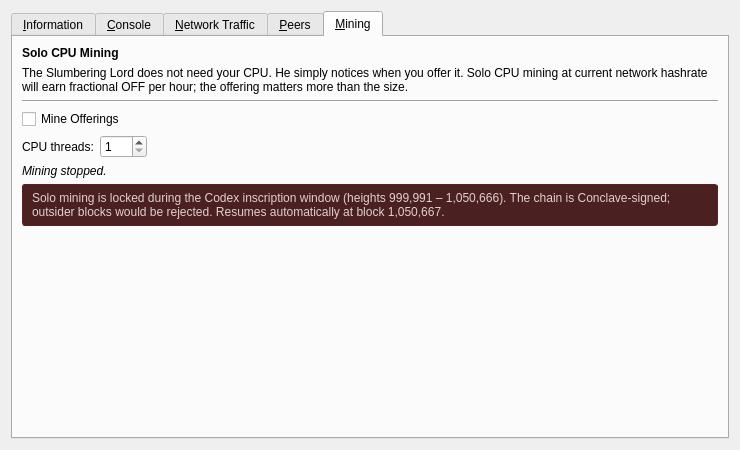
Before: the Qt Designer form src/qt/forms/rpcconsole.ui in dobbscoin/Offerings-to-Cthulhu, drawn with Qt 5.
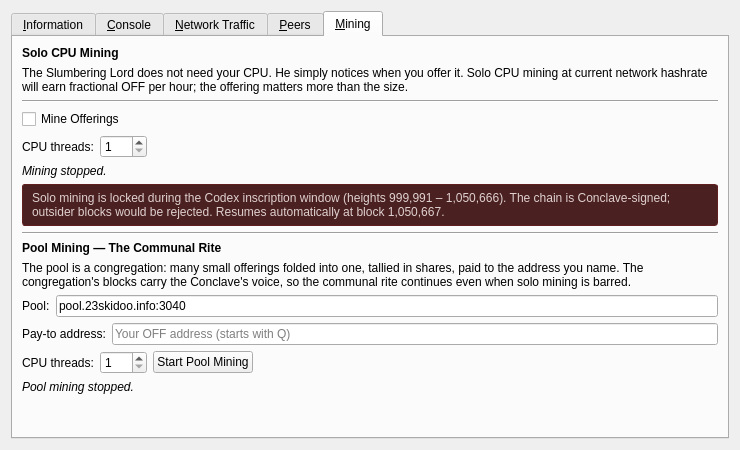
After: the same form once the commit is applied. The open tabs and pages were chosen to show the change. Icons and pictures are not drawn. Custom widgets are drawn as their Qt base class.

Commit message: qt: Mining tab pool mode — The Communal Rite (#8)

Patch:
```diff
--- a/src/qt/forms/rpcconsole.ui
+++ b/src/qt/forms/rpcconsole.ui
@@ -1119,6 +1119,137 @@
          </property>
         </widget>
        </item>
+       <item>
+        <widget class="Line" name="miningSep2">
+         <property name="orientation">
+          <enum>Qt::Horizontal</enum>
+         </property>
+        </widget>
+       </item>
+       <item>
+        <widget class="QLabel" name="poolMiningHeader">
+         <property name="font">
+          <font>
+           <weight>75</weight>
+           <bold>true</bold>
+          </font>
+         </property>
+         <property name="text">
+          <string>Pool Mining — The Communal Rite</string>
+         </property>
+        </widget>
+       </item>
+       <item>
+        <widget class="QLabel" name="poolMiningHelp">
+         <property name="text">
+          <string>The pool is a congregation: many small offerings folded into one, tallied in shares, paid to the address you name. The congregation's blocks carry the Conclave's voice, so the communal rite continues even when solo mining is barred.</string>
+         </property>
+         <property name="wordWrap">
+          <bool>true</bool>
+         </property>
+        </widget>
+       </item>
+       <item>
+        <layout class="QHBoxLayout" name="poolMiningEndpointRow">
+         <item>
+          <widget class="QLabel" name="poolMiningEndpointLabel">
+           <property name="text">
+            <string>Pool:</string>
+           </property>
+          </widget>
+         </item>
+         <item>
+          <widget class="QLineEdit" name="poolMiningEndpoint">
+           <property name="text">
+            <string>pool.23skidoo.info:3040</string>
+           </property>
+           <property name="placeholderText">
+            <string>host:port</string>
+           </property>
+          </widget>
+         </item>
+        </layout>
+       </item>
+       <item>
+        <layout class="QHBoxLayout" name="poolMiningAddressRow">
+         <item>
+          <widget class="QLabel" name="poolMiningAddressLabel">
+           <property name="text">
+            <string>Pay-to address:</string>
+           </property>
+          </widget>
+         </item>
+         <item>
+          <widget class="QLineEdit" name="poolMiningAddress">
+           <property name="placeholderText">
+            <string>Your OFF address (starts with Q)</string>
+           </property>
+          </widget>
+         </item>
+        </layout>
+       </item>
+       <item>
+        <layout class="QHBoxLayout" name="poolMiningThreadsRow">
+         <item>
+          <widget class="QLabel" name="poolMiningThreadsLabel">
+           <property name="text">
+            <string>CPU threads:</string>
+           </property>
+          </widget>
+         </item>
+         <item>
+          <widget class="QSpinBox" name="poolMiningThreads">
+           <property name="minimum">
+            <number>1</number>
+           </property>
+           <property name="maximum">
+            <number>256</number>
+           </property>
+           <property name="value">
+            <number>1</number>
+           </property>
+          </widget>
+         </item>
+         <item>
+          <widget class="QPushButton" name="poolMiningToggle">
+           <property name="checkable">
+            <bool>true</bool>
+           </property>
+           <property name="text">
+            <string>Start Pool Mining</string>
+           </property>
+          </widget>
+         </item>
+         <item>
+          <spacer name="poolMiningThreadsSpacer">
+           <property name="orientation">
+            <enum>Qt::Horizontal</enum>
+           </property>
+           <property name="sizeHint" stdset="0">
+            <size>
+             <width>40</width>
+             <height>20</height>
+            </size>
+           </property>
+          </spacer>
+         </item>
+        </layout>
+       </item>
+       <item>
+        <widget class="QLabel" name="poolMiningStatus">
+         <property name="font">
+          <font>
+           <italic>true</italic>
+          </font>
+         </property>
+         <property name="text">
+          <string>Pool mining stopped.</string>
+         </property>
+         <property name="textInteractionFlags">
+          <set>Qt::TextSelectableByMouse</set>
+         </property>
+        </widget>
+       </item>
        <item>
         <spacer name="miningVerticalSpacer">
          <property name="orientation">
```
The commit also changes 2 other files.
